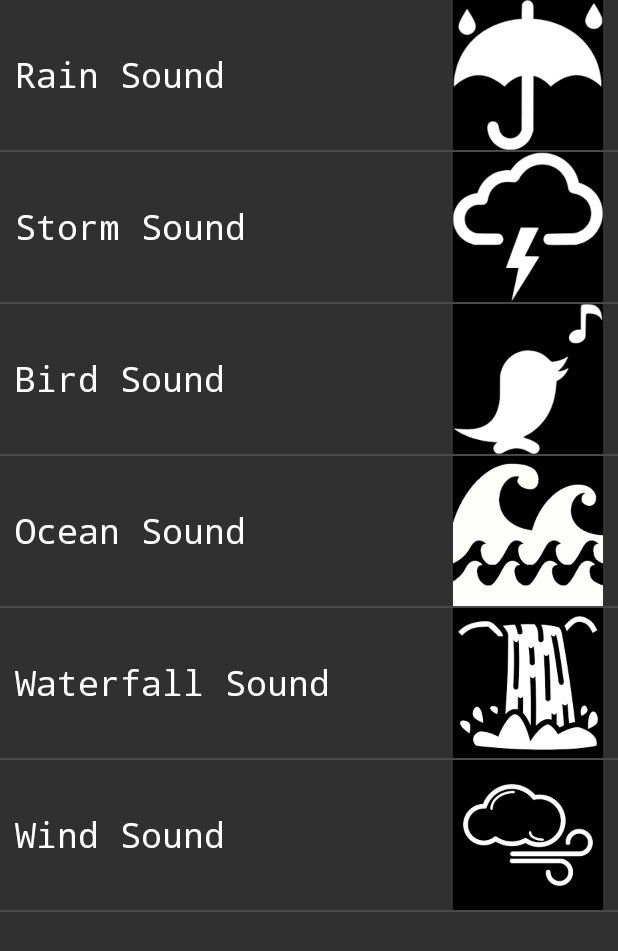
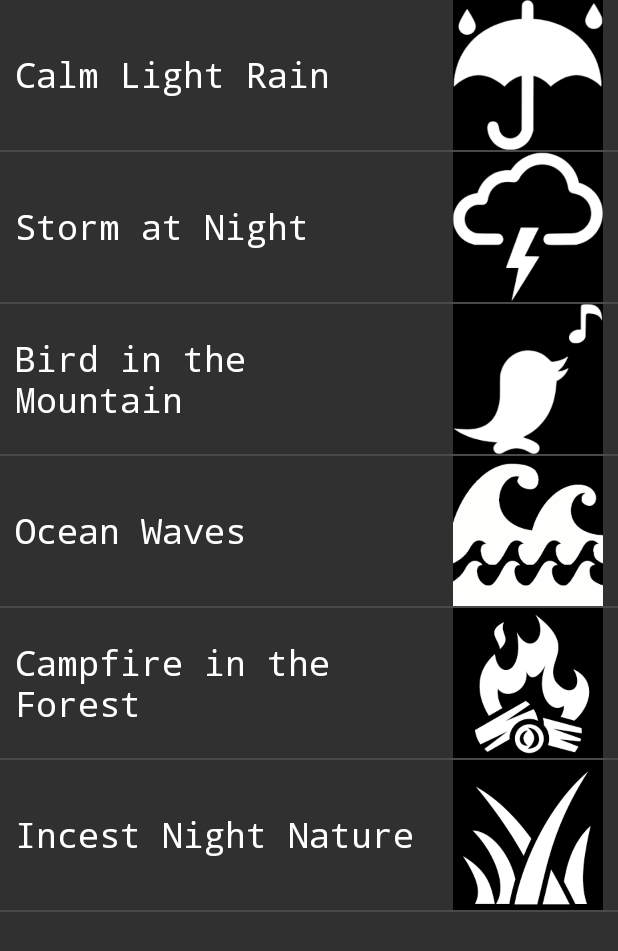
Before and after one commit to Sangmean/MobileAppProject, an Android app: the fragment RelaxingMusicFrag shown on its own in the app's theme, on a phone screen of 412 x 824 dp. Shown: the top 951 px of the screen. Run offline under Robolectric (Android 15) with nearby library versions, the light colour scheme and no system bars.

Commit message:
changed icon and music

```diff
--- a/app/src/main/java/com/example/project_sleep_alarm/AlarmActivity.java
+++ b/app/src/main/java/com/example/project_sleep_alarm/AlarmActivity.java
@@ -39,7 +39,7 @@ public class AlarmActivity extends AppCompatActivity {
         super.onCreate(savedInstanceState);
         setContentView(R.layout.activity_alarm);
 
-        mediaPlayer = MediaPlayer.create(this,R.raw.jig);
+        mediaPlayer = MediaPlayer.create(this,R.raw.alarm);
         mediaPlayer.start();
 
         CurrentTime = findViewById(R.id.txtTime);
--- a/app/src/main/java/com/example/project_sleep_alarm/RelaxingMusicFrag.java
+++ b/app/src/main/java/com/example/project_sleep_alarm/RelaxingMusicFrag.java
@@ -30,23 +30,12 @@ public class RelaxingMusicFrag extends Fragment {
     MediaPlayer songPlay = new MediaPlayer();
 
     private void addItems(){
-        userDataList2.add("Rain Sound");
-        userDataList2.add("Storm Sound");
-        userDataList2.add("Bird Sound");
-        userDataList2.add("Ocean Sound");
-     //   userDataList2.add("Forest Sound");
-        userDataList2.add("Waterfall Sound");
-        userDataList2.add("Wind Sound");
 
-        userDataListIcon2.add(R.drawable.rainicon);
-        userDataListIcon2.add(R.drawable.stormicon);
-        userDataListIcon2.add(R.drawable.birdicon);
-        userDataListIcon2.add(R.drawable.oceanicon);
-       // userDataListIcon2.add(R.drawable.foresticon);
-        userDataListIcon2.add(R.drawable.waterfallicon);
-        userDataListIcon2.add(R.drawable.windicon);
+        userDataList2 = Arrays.asList("Calm Light Rain", "Storm at Night", "Bird in the Mountain", "Ocean Waves", "Campfire in the Forest", "Incest Night Nature");
 
-        userRelaxSongs = Arrays.asList(R.raw.rain,R.raw.thunderstorm,R.raw.bird,R.raw.ocean,R.raw.rain,R.raw.thunderstorm);
+        userDataListIcon2 = Arrays.asList(R.drawable.rainicon,R.drawable.stormicon,R.drawable.birdicon,R.drawable.oceanicon,R.drawable.campfire,R.drawable.grass);
+
+        userRelaxSongs = Arrays.asList(R.raw.rain,R.raw.storm,R.raw.bird,R.raw.ocean,R.raw.campfire,R.raw.incest);
 
     }
     public RelaxingMusicFrag() {
--- a/app/src/main/java/com/example/project_sleep_alarm/UserDataFrag.java
+++ b/app/src/main/java/com/example/project_sleep_alarm/UserDataFrag.java
@@ -37,10 +37,8 @@ public class UserDataFrag extends Fragment {
     private void addItems(){
         userDataList.add("Record Feeling");
         userDataList.add("Sleep Graph");
-//        userDataList.add("Record Voice");
-        userDataListIcon.add(R.drawable.recordfeel);
+        userDataListIcon.add(R.drawable.reporticon);
         userDataListIcon.add(R.drawable.graphicon);
-//        userDataListIcon.add(R.drawable.voiceicon);
     }
     public UserDataFrag() {
         // Required empty public constructor
```
Also changed, not shown: app/src/main/res/layout/activity_alarm.xml (+9 -2 lines), app/src/main/res/drawable/campfire.png (added), app/src/main/res/drawable/graphicon.jpg (deleted), app/src/main/res/drawable/graphicon.png (added), app/src/main/res/drawable/grass.png (added), app/src/main/res/drawable/recordfeel.png (deleted), app/src/main/res/drawable/reporticon.png (added), app/src/main/res/drawable/voiceicon.jpg (deleted), app/src/main/res/drawable/waterfallicon.png (deleted), app/src/main/res/drawable/windicon.png (deleted), 5 other files.
